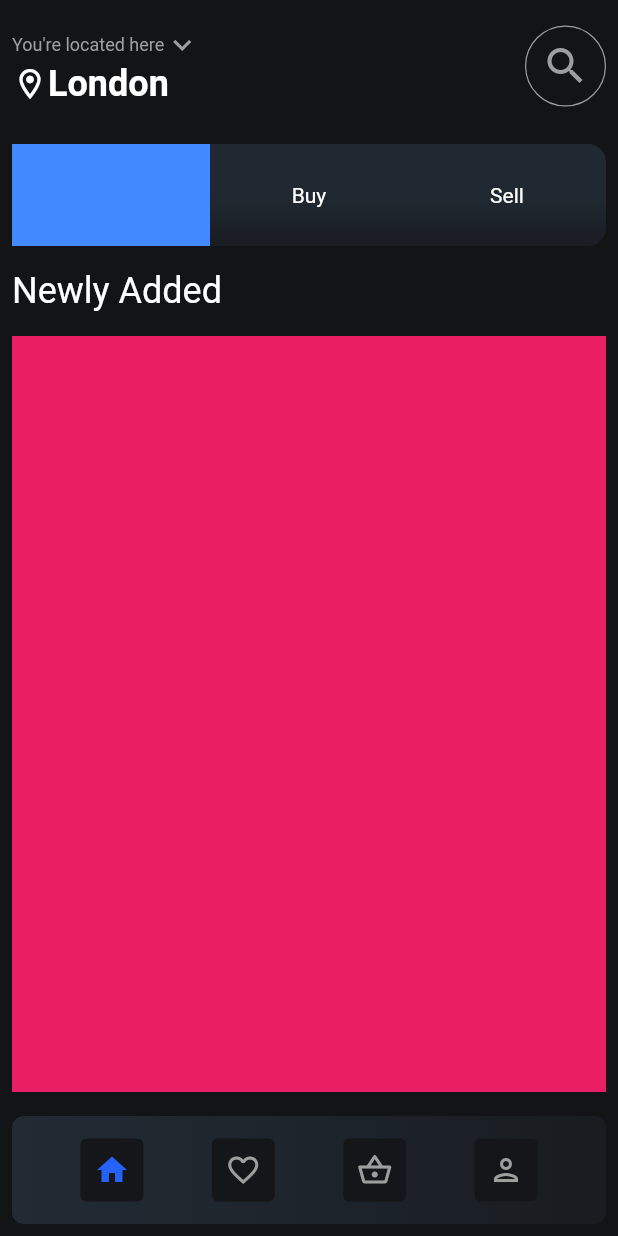
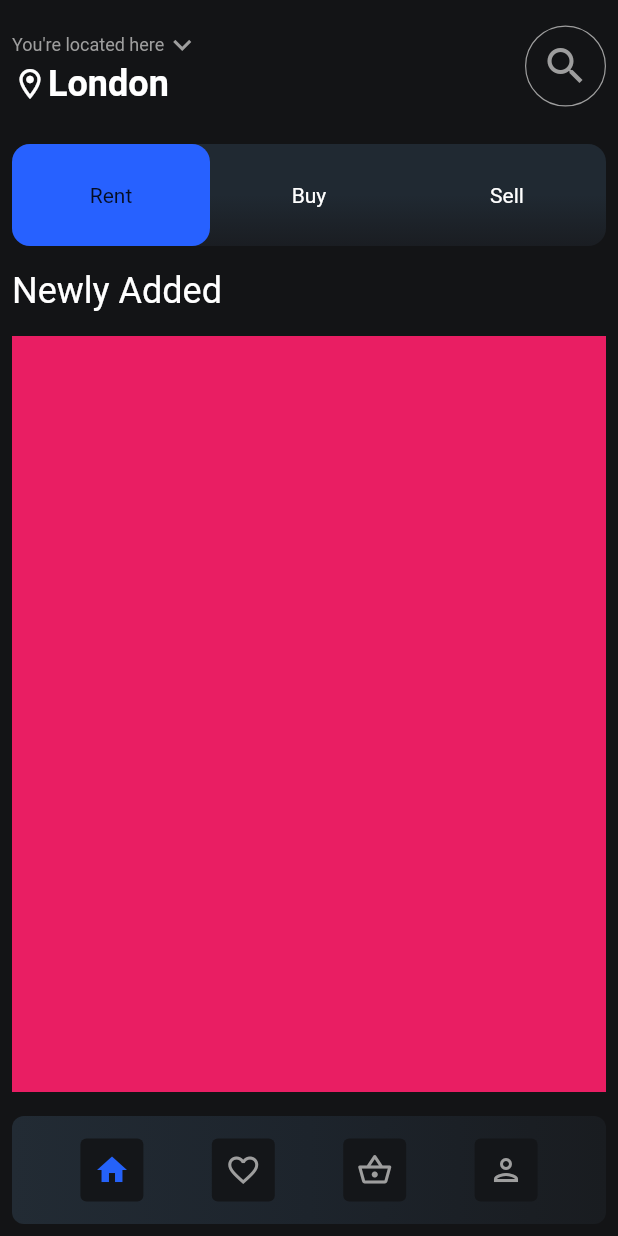
Before and after one commit to JAICHANGPARK/flutter_notebook_17th_story, a Flutter app: the screen it shows after launch, on a phone screen of 412 x 824 dp. Run offline on Flutter 3.47's test engine with Material 2 defaults, Android fonts, the phone set to English and light mode, and no system bars; our stand-ins replace cached_network_image, fl_chart, flutter_riverpod, freezed_annotation, ionicons, percent_indicator.

Commit message:
Update real_estate_main_page.dart

```diff
--- a/lib/ep1018_real_estate_app/src/ui/real_estate_main_page.dart
+++ b/lib/ep1018_real_estate_app/src/ui/real_estate_main_page.dart
@@ -104,9 +104,13 @@ class _RealEstateMainPageState extends State<RealEstateMainPage> {
                       children: [
                         Expanded(
                             child: Container(
-                          decoration: const BoxDecoration(
-                            color: Colors.blueAccent,
+                          decoration:  BoxDecoration(
+                            color: Color.fromRGBO(39, 97, 255, 1),
+                            borderRadius: BorderRadius.circular(12)
                           ),
+                              child: Center(
+                                child: Text("Rent"),
+                              ),
                         )),
                         Expanded(
                           child: Container(
```
